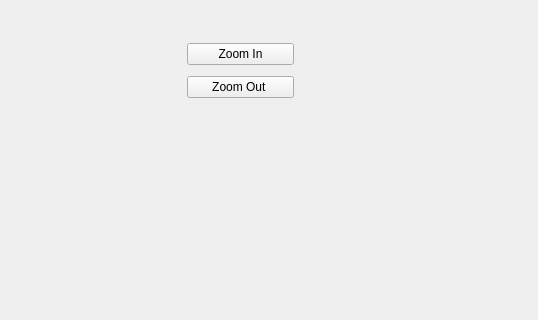
Before: the Qt Designer form Algorithm-visualizer/mainwindow.ui in elena-mrdja/Algorithm-visualizer, drawn with Qt 5; both pictures show x 287 to 825 and y 0 to 320 of the 825 by 584 pixel window.
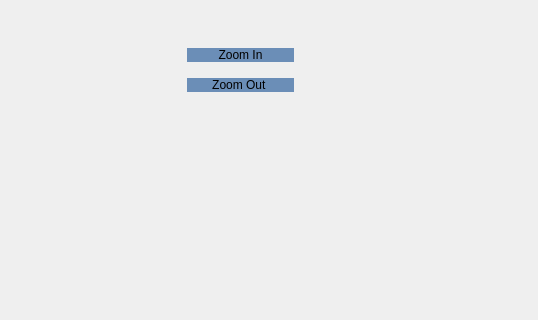
After: the same form once the commit is applied. Icons and pictures are not drawn. Custom widgets are drawn as their Qt base class.

```diff
--- a/Algorithm-visualizer/mainwindow.ui
+++ b/Algorithm-visualizer/mainwindow.ui
@@ -215,7 +215,7 @@
          <property name="cursor">
           <cursorShape>PointingHandCursor</cursorShape>
          </property>
-         <widget class="QWidget" name="">
+         <widget class="QWidget" name="layoutWidget">
           <property name="geometry">
            <rect>
             <x>0</x>
@@ -227,6 +227,23 @@
           <layout class="QVBoxLayout" name="verticalLayout_3">
            <item>
             <widget class="QPushButton" name="pushButton_2">
+             <property name="styleSheet">
+              <string notr="true">QPushButton {
+	border-radius: 25px;
+	background-color: rgb(107, 142, 183);
+	color : rgb(0,0,0);
+}
+
+
+QPushButton:hover{
+	background-color: rgb(188, 211, 231);
+}
+
+
+QPushButton:clicked {
+	color: rgb(241, 255, 253);
+}</string>
+             </property>
              <property name="text">
               <string>Zoom In</string>
              </property>
@@ -236,7 +253,19 @@
             <widget class="QPushButton" name="pushButton">
              <property name="styleSheet">
               <string notr="true">QPushButton {
-	background: url(&quot;/GUI/Icons/zoom+.png&quot;);
+	border-radius: 25px;
+	background-color: rgb(107, 142, 183);
+	color : rgb(0,0,0);
+}
+
+
+QPushButton:hover{
+	background-color: rgb(188, 211, 231);
+}
+
+
+QPushButton:clicked {
+	color: rgb(241, 255, 253);
 }</string>
              </property>
              <property name="text">
```
Left out of the diff: 36 changed lines with no effect on the pictures.
